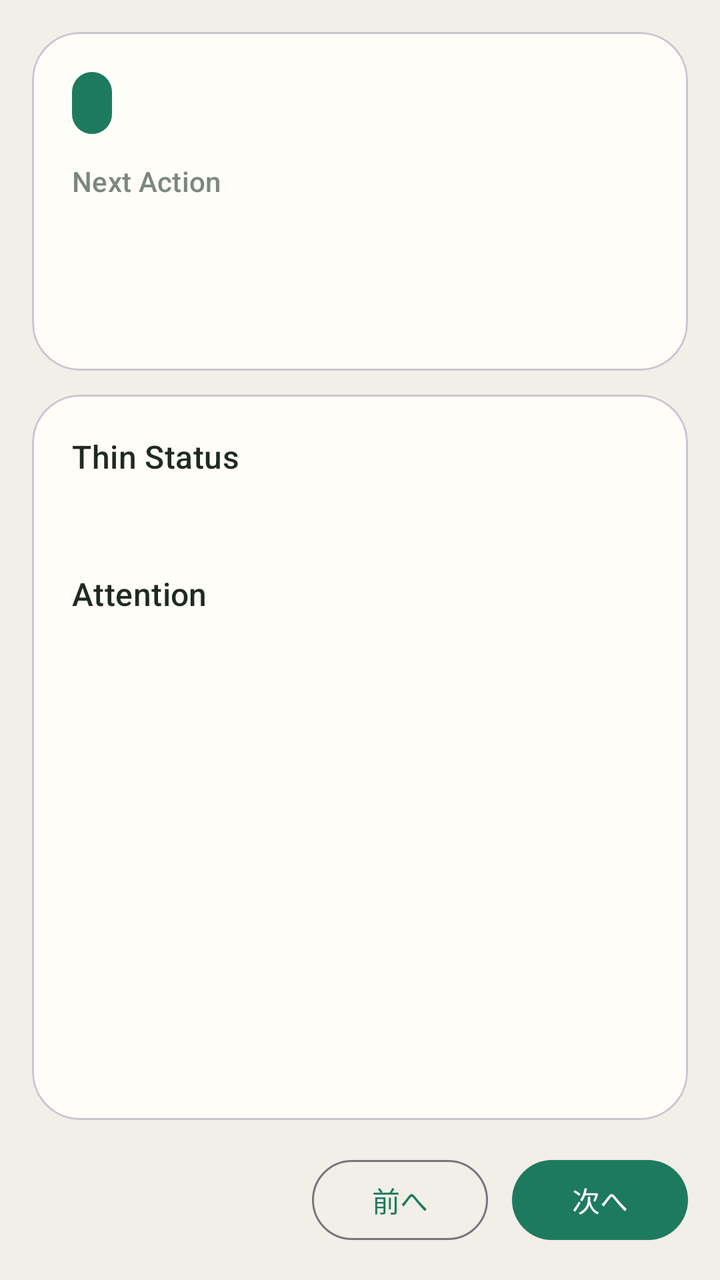
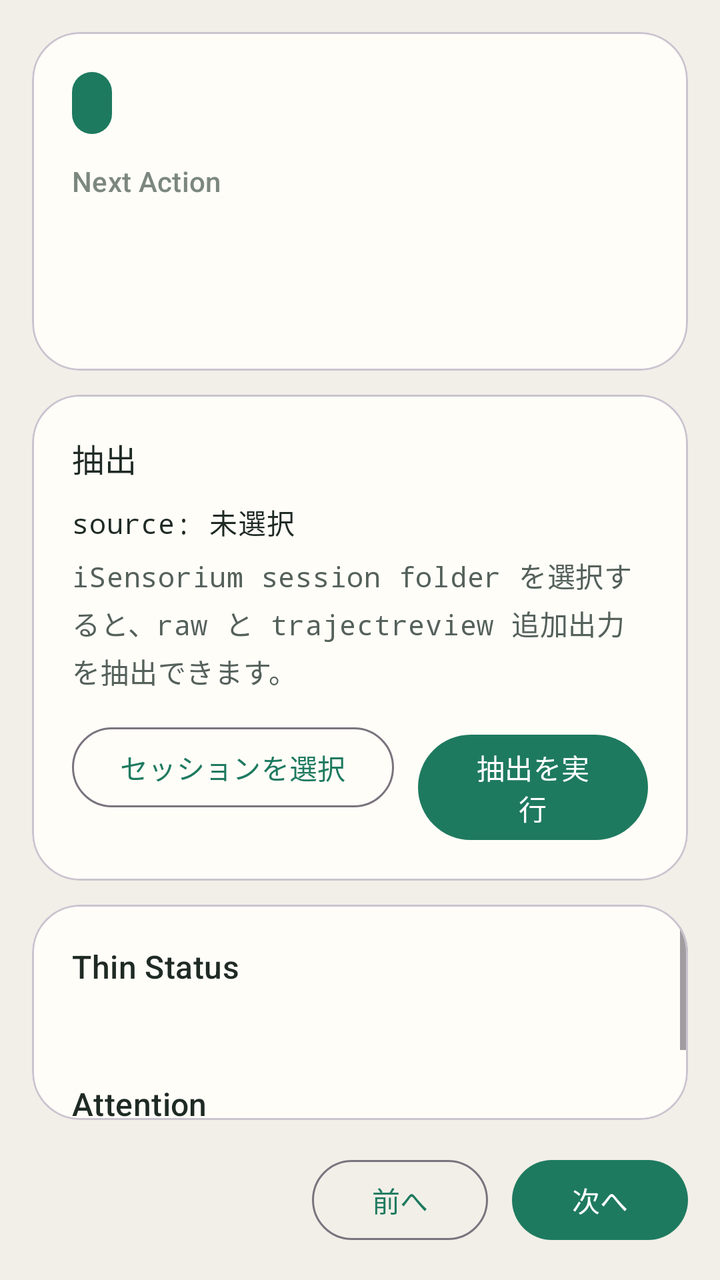

Before-and-after screenshots of an Android layout around one commit, followed by the original layout XML and the change that was made.
<!-- AndroidManifest.xml: application theme Theme.Reviework -->
<!-- res/layout/activity_main.xml -->
<?xml version="1.0" encoding="utf-8"?>
<androidx.constraintlayout.widget.ConstraintLayout xmlns:android="http://schemas.android.com/apk/res/android"
    xmlns:app="http://schemas.android.com/apk/res-auto"
    android:layout_width="match_parent"
    android:layout_height="match_parent"
    android:background="@color/reviework_background">

    <com.google.android.material.card.MaterialCardView
        android:id="@+id/nextActionCard"
        android:layout_width="0dp"
        android:layout_height="wrap_content"
        android:layout_margin="16dp"
        app:cardBackgroundColor="@color/reviework_surface"
        app:cardCornerRadius="24dp"
        app:layout_constraintEnd_toEndOf="parent"
        app:layout_constraintStart_toStartOf="parent"
        app:layout_constraintTop_toTopOf="parent">

        <LinearLayout
            android:layout_width="match_parent"
            android:layout_height="wrap_content"
            android:orientation="vertical"
            android:padding="20dp">

            <TextView
                android:id="@+id/phaseBadge"
                android:layout_width="wrap_content"
                android:layout_height="wrap_content"
                android:background="@drawable/phase_badge_background"
                android:paddingHorizontal="10dp"
                android:paddingVertical="6dp"
                android:textAppearance="@style/TextAppearance.Material3.LabelLarge"
                android:textColor="@color/reviework_surface" />

            <TextView
                android:layout_width="wrap_content"
                android:layout_height="wrap_content"
                android:layout_marginTop="14dp"
                android:text="@string/next_action_label"
                android:textAppearance="@style/TextAppearance.Material3.LabelLarge"
                android:textColor="@color/reviework_muted" />

            <TextView
                android:id="@+id/nextActionTitle"
                android:layout_width="match_parent"
                android:layout_height="wrap_content"
                android:layout_marginTop="6dp"
                android:textAppearance="@style/TextAppearance.Material3.HeadlineSmall"
                android:textColor="@color/reviework_primary_text" />

            <TextView
                android:id="@+id/nextActionReason"
                android:layout_width="match_parent"
                android:layout_height="wrap_content"
                android:layout_marginTop="8dp"
                android:textAppearance="@style/TextAppearance.Material3.BodyMedium"
                android:textColor="@color/reviework_secondary_text" />
        </LinearLayout>
    </com.google.android.material.card.MaterialCardView>

    <com.google.android.material.card.MaterialCardView
        android:id="@+id/statusCard"
        android:layout_width="0dp"
        android:layout_height="0dp"
        android:layout_marginHorizontal="16dp"
        android:layout_marginTop="12dp"
        android:layout_marginBottom="16dp"
        app:cardBackgroundColor="@color/reviework_surface"
        app:cardCornerRadius="24dp"
        app:layout_constraintBottom_toTopOf="@id/actionsRow"
        app:layout_constraintEnd_toEndOf="parent"
        app:layout_constraintStart_toStartOf="parent"
        app:layout_constraintTop_toBottomOf="@id/nextActionCard">

        <ScrollView
            android:layout_width="match_parent"
            android:layout_height="match_parent">

            <LinearLayout
                android:layout_width="match_parent"
                android:layout_height="wrap_content"
                android:orientation="vertical"
                android:padding="20dp">

                <TextView
                    android:layout_width="wrap_content"
                    android:layout_height="wrap_content"
                    android:text="@string/thin_status_label"
                    android:textAppearance="@style/TextAppearance.Material3.TitleMedium"
                    android:textColor="@color/reviework_primary_text" />

                <TextView
                    android:id="@+id/thinStatusText"
                    android:layout_width="match_parent"
                    android:layout_height="wrap_content"
                    android:layout_marginTop="10dp"
                    android:fontFamily="monospace"
                    android:lineSpacingExtra="3dp"
                    android:textAppearance="@style/TextAppearance.Material3.BodyMedium"
                    android:textColor="@color/reviework_primary_text" />

                <TextView
                    android:layout_width="wrap_content"
                    android:layout_height="wrap_content"
                    android:layout_marginTop="18dp"
                    android:text="@string/attention_label"
                    android:textAppearance="@style/TextAppearance.Material3.TitleMedium"
                    android:textColor="@color/reviework_primary_text" />

                <TextView
                    android:id="@+id/attentionText"
                    android:layout_width="match_parent"
                    android:layout_height="wrap_content"
                    android:layout_marginTop="10dp"
                    android:fontFamily="monospace"
                    android:lineSpacingExtra="3dp"
                    android:textAppearance="@style/TextAppearance.Material3.BodyMedium"
                    android:textColor="@color/reviework_secondary_text" />
            </LinearLayout>
        </ScrollView>
    </com.google.android.material.card.MaterialCardView>

    <LinearLayout
        android:id="@+id/actionsRow"
        android:layout_width="0dp"
        android:layout_height="wrap_content"
        android:layout_marginHorizontal="16dp"
        android:layout_marginBottom="16dp"
        android:gravity="center_vertical"
        android:orientation="horizontal"
        app:layout_constraintBottom_toBottomOf="parent"
        app:layout_constraintEnd_toEndOf="parent"
        app:layout_constraintStart_toStartOf="parent">

        <TextView
            android:id="@+id/stepCounter"
            android:layout_width="0dp"
            android:layout_height="wrap_content"
            android:layout_weight="1"
            android:textAppearance="@style/TextAppearance.Material3.BodyMedium"
            android:textColor="@color/reviework_secondary_text" />

        <com.google.android.material.button.MaterialButton
            android:id="@+id/prevButton"
            style="@style/Widget.Material3.Button.OutlinedButton"
            android:layout_width="wrap_content"
            android:layout_height="wrap_content"
            android:text="@string/prev_step" />

        <com.google.android.material.button.MaterialButton
            android:id="@+id/nextButton"
            android:layout_width="wrap_content"
            android:layout_height="wrap_content"
            android:layout_marginStart="12dp"
            android:text="@string/next_step" />
    </LinearLayout>

</androidx.constraintlayout.widget.ConstraintLayout>
<!-- resources referenced by this layout -->
<resources>
  <color name="reviework_background">#F2EFE8</color>
  <color name="reviework_muted">#7B877F</color>
  <color name="reviework_primary_text">#1F2A24</color>
  <color name="reviework_secondary_text">#55615B</color>
  <color name="reviework_surface">#FFFDF8</color>
  <!-- drawable phase_badge_background (drawable) -->
  <?xml version="1.0" encoding="utf-8"?>
  <shape xmlns:android="http://schemas.android.com/apk/res/android"
      android:shape="rectangle">
      <solid android:color="@color/reviework_accent" />
      <corners android:radius="999dp" />
  </shape>
  <string name="attention_label">Attention</string>
  <string name="next_action_label">Next Action</string>
  <string name="next_step">次へ</string>
  <string name="prev_step">前へ</string>
  <string name="thin_status_label">Thin Status</string>
  <style name="Theme.Reviework" parent="Theme.Material3.DayNight.NoActionBar">
          <item name="android:statusBarColor" tools:targetApi="l">@color/reviework_surface</item>
          <item name="colorPrimary">@color/reviework_accent</item>
          <item name="colorSurface">@color/reviework_surface</item>
      </style>
  <color name="reviework_accent">#1E7A5F</color>
</resources>

<!-- the commit's change to res/layout/activity_main.xml (unified diff, before → after) -->
@@ -70,7 +70,7 @@
         app:layout_constraintBottom_toTopOf="@id/actionsRow"
         app:layout_constraintEnd_toEndOf="parent"
         app:layout_constraintStart_toStartOf="parent"
-        app:layout_constraintTop_toBottomOf="@id/nextActionCard">
+        app:layout_constraintTop_toBottomOf="@id/extractionCard">
 
         <ScrollView
             android:layout_width="match_parent"
@@ -120,6 +120,76 @@
         </ScrollView>
     </com.google.android.material.card.MaterialCardView>
 
+    <com.google.android.material.card.MaterialCardView
+        android:id="@+id/extractionCard"
+        android:layout_width="0dp"
+        android:layout_height="wrap_content"
+        android:layout_marginHorizontal="16dp"
+        android:layout_marginTop="12dp"
+        app:cardBackgroundColor="@color/reviework_surface"
+        app:cardCornerRadius="24dp"
+        app:layout_constraintEnd_toEndOf="parent"
+        app:layout_constraintStart_toStartOf="parent"
+        app:layout_constraintTop_toBottomOf="@id/nextActionCard">
+
+        <LinearLayout
+            android:layout_width="match_parent"
+            android:layout_height="wrap_content"
+            android:orientation="vertical"
+            android:padding="20dp">
+
+            <TextView
+                android:layout_width="wrap_content"
+                android:layout_height="wrap_content"
+                android:text="@string/extract_label"
+                android:textAppearance="@style/TextAppearance.Material3.TitleMedium"
+                android:textColor="@color/reviework_primary_text" />
+
+            <TextView
+                android:id="@+id/extractionSourceText"
+                android:layout_width="match_parent"
+                android:layout_height="wrap_content"
+                android:layout_marginTop="10dp"
+                android:fontFamily="monospace"
+                android:text="@string/extract_idle"
+                android:textAppearance="@style/TextAppearance.Material3.BodyMedium"
+                android:textColor="@color/reviework_primary_text" />
+
+            <TextView
+                android:id="@+id/extractionResultText"
+                android:layout_width="match_parent"
+                android:layout_height="wrap_content"
+                android:layout_marginTop="6dp"
+                android:fontFamily="monospace"
+                android:lineSpacingExtra="3dp"
+                android:text="@string/extract_idle_detail"
+                android:textAppearance="@style/TextAppearance.Material3.BodyMedium"
+                android:textColor="@color/reviework_secondary_text" />
+
+            <LinearLayout
+                android:layout_width="match_parent"
+                android:layout_height="wrap_content"
+                android:layout_marginTop="14dp"
+                android:gravity="end"
+                android:orientation="horizontal">
+
+                <com.google.android.material.button.MaterialButton
+                    android:id="@+id/selectSourceButton"
+                    style="@style/Widget.Material3.Button.OutlinedButton"
+                    android:layout_width="wrap_content"
+                    android:layout_height="wrap_content"
+                    android:text="@string/select_session" />
+
+                <com.google.android.material.button.MaterialButton
+                    android:id="@+id/exportButton"
+                    android:layout_width="wrap_content"
+                    android:layout_height="wrap_content"
+                    android:layout_marginStart="12dp"
+                    android:text="@string/run_extract" />
+            </LinearLayout>
+        </LinearLayout>
+    </com.google.android.material.card.MaterialCardView>
+
     <LinearLayout
         android:id="@+id/actionsRow"
         android:layout_width="0dp"
<!-- resource entries referenced after the edit -->
@@ -13,9 +13,14 @@
       <corners android:radius="999dp" />
   </shape>
   <string name="attention_label">Attention</string>
+  <string name="extract_idle">source: 未選択</string>
+  <string name="extract_idle_detail">iSensorium session folder を選択すると、raw と trajectreview 追加出力を抽出できます。</string>
+  <string name="extract_label">抽出</string>
   <string name="next_action_label">Next Action</string>
   <string name="next_step">次へ</string>
   <string name="prev_step">前へ</string>
+  <string name="run_extract">抽出を実行</string>
+  <string name="select_session">セッションを選択</string>
   <string name="thin_status_label">Thin Status</string>
   <style name="Theme.Reviework" parent="Theme.Material3.DayNight.NoActionBar">
           <item name="android:statusBarColor" tools:targetApi="l">@color/reviework_surface</item>
